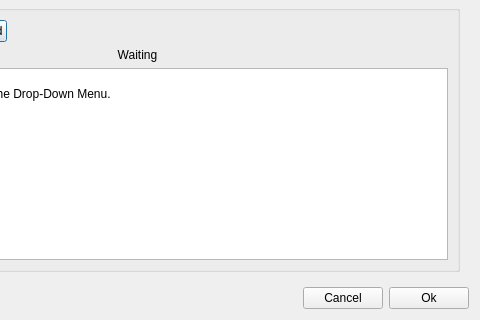
Qt form trunk/shaman/ui/configDialog.ui (drf/shaman1) before a commit; both pictures show x 331 to 811 and y 286 to 606 of the 811 by 606 pixel window.
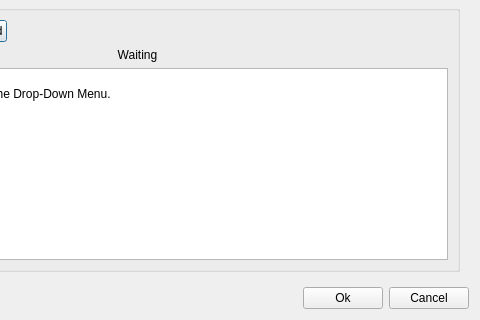
The same form after that commit. Icons and pictures are not drawn.

```diff
--- a/trunk/shaman/ui/configDialog.ui
+++ b/trunk/shaman/ui/configDialog.ui
@@ -16,7 +16,7 @@
    <iconset/>
   </property>
   <layout class="QGridLayout" >
-   <item row="1" column="0" >
+   <item row="0" column="0" >
     <widget class="QListWidget" name="listWidget" >
      <property name="sizePolicy" >
       <sizepolicy vsizetype="Minimum" hsizetype="Fixed" >
@@ -59,7 +59,7 @@
      </property>
     </widget>
    </item>
-   <item row="1" column="1" >
+   <item row="0" column="1" colspan="3" >
     <widget class="QStackedWidget" name="stackedWidget" >
      <property name="sizePolicy" >
       <sizepolicy vsizetype="Minimum" hsizetype="Minimum" >
@@ -175,6 +175,12 @@
               </item>
               <item>
                <widget class="QPushButton" name="mantProcessButton" >
+                <property name="sizePolicy" >
+                 <sizepolicy vsizetype="Fixed" hsizetype="Maximum" >
+                  <horstretch>0</horstretch>
+                  <verstretch>0</verstretch>
+                 </sizepolicy>
+                </property>
                 <property name="text" >
                  <string>Process Selected</string>
                 </property>
@@ -223,9 +229,9 @@
               <property name="html" >
                <string>&lt;html>&lt;head>&lt;meta name="qrichtext" content="1" />&lt;style type="text/css">
 p, li { white-space: pre-wrap; }
-&lt;/style>&lt;/head>&lt;body style=" font-family:'Liberation Sans'; font-size:9pt; font-weight:400; font-style:normal;">
-&lt;p style=" margin-top:0px; margin-bottom:0px; margin-left:0px; margin-right:0px; -qt-block-indent:0; text-indent:0px;">Shaman Manteinance.&lt;/p>
-&lt;p style=" margin-top:0px; margin-bottom:0px; margin-left:0px; margin-right:0px; -qt-block-indent:0; text-indent:0px;">Please choose an action from the Drop-Down Menu.&lt;/p>&lt;/body>&lt;/html></string>
+&lt;/style>&lt;/head>&lt;body style=" font-family:'Sans Serif'; font-size:9pt; font-weight:400; font-style:normal;">
+&lt;p style=" margin-top:0px; margin-bottom:0px; margin-left:0px; margin-right:0px; -qt-block-indent:0; text-indent:0px; font-family:'Liberation Sans';">Shaman Manteinance.&lt;/p>
+&lt;p style=" margin-top:0px; margin-bottom:0px; margin-left:0px; margin-right:0px; -qt-block-indent:0; text-indent:0px; font-family:'Liberation Sans';">Please choose an action from the Drop-Down Menu.&lt;/p>&lt;/body>&lt;/html></string>
               </property>
              </widget>
             </item>
@@ -1085,9 +1091,7 @@
      </widget>
     </widget>
    </item>
-   <item row="3" column="0" colspan="2" >
-    <layout class="QHBoxLayout" >
-     <item>
+   <item row="1" column="0" colspan="2" >
       <spacer>
        <property name="orientation" >
         <enum>Qt::Horizontal</enum>
@@ -1100,8 +1104,30 @@
        </property>
       </spacer>
      </item>
-     <item>
+   <item row="1" column="2" >
+    <widget class="QPushButton" name="okButton" >
+     <property name="sizePolicy" >
+      <sizepolicy vsizetype="Fixed" hsizetype="Maximum" >
+       <horstretch>0</horstretch>
+       <verstretch>0</verstretch>
+      </sizepolicy>
+     </property>
+     <property name="text" >
+      <string>Ok</string>
+     </property>
+     <property name="icon" >
+      <iconset resource="shaman.qrc" >:/Icons/icons/dialog-ok-apply.png</iconset>
+     </property>
+    </widget>
+   </item>
+   <item row="1" column="3" >
       <widget class="QPushButton" name="cancelButton" >
+     <property name="sizePolicy" >
+      <sizepolicy vsizetype="Fixed" hsizetype="Maximum" >
+       <horstretch>0</horstretch>
+       <verstretch>0</verstretch>
+      </sizepolicy>
+     </property>
        <property name="text" >
         <string>Cancel</string>
        </property>
@@ -1109,18 +1135,6 @@
         <iconset resource="shaman.qrc" >:/Icons/icons/dialog-cancel.png</iconset>
        </property>
       </widget>
-     </item>
-     <item>
-      <widget class="QPushButton" name="okButton" >
-       <property name="text" >
-        <string>Ok</string>
-       </property>
-       <property name="icon" >
-        <iconset resource="shaman.qrc" >:/Icons/icons/dialog-ok-apply.png</iconset>
-       </property>
-      </widget>
-     </item>
-    </layout>
    </item>
   </layout>
  </widget>
```
Lines whose indentation alone changed are shown as unchanged.
